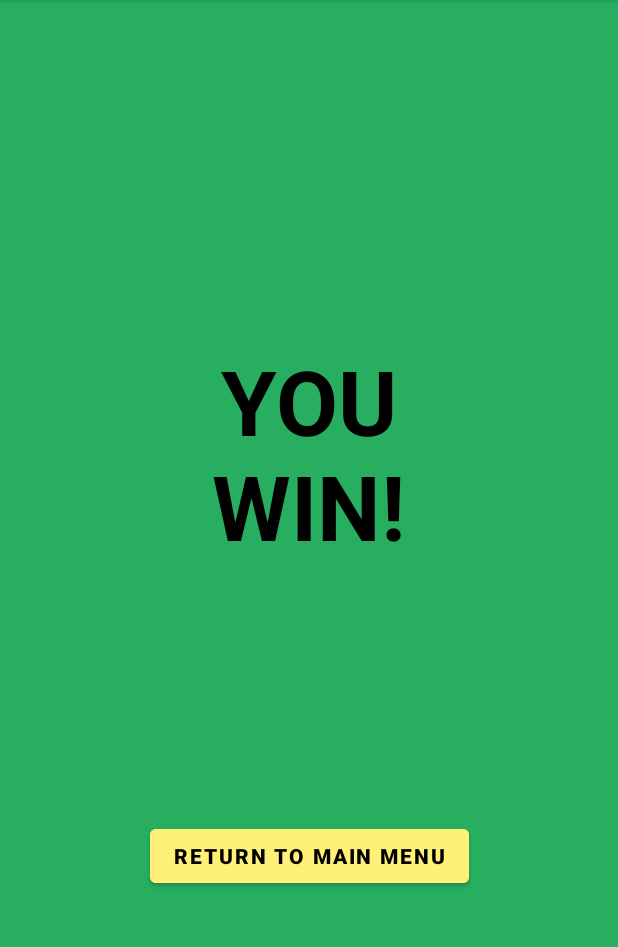
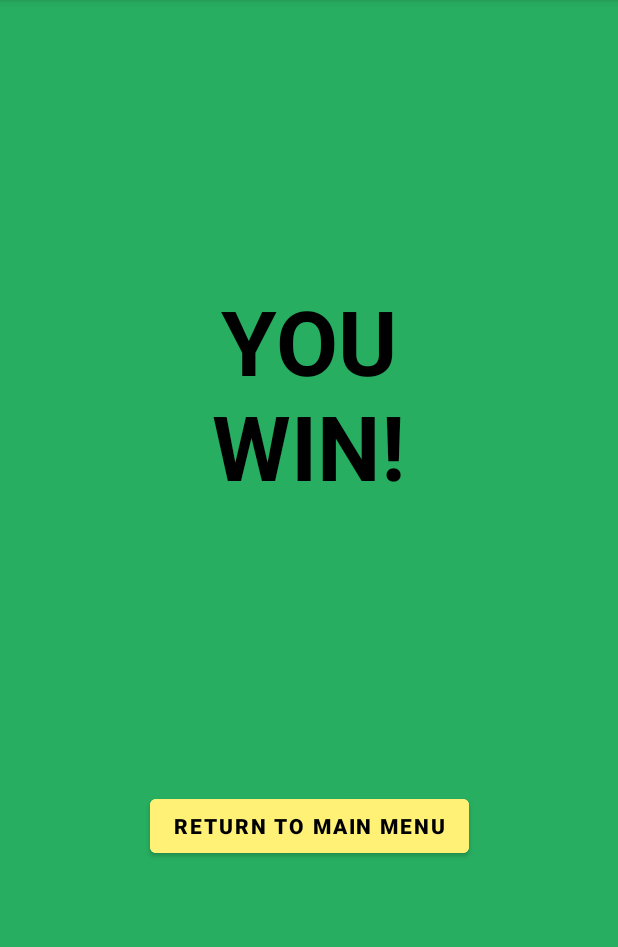
Before and after one commit to Miikexx/WordSudokuApp, an Android app: the winScreen screen opened directly, with no data from a screen before it, on a phone screen of 412 x 824 dp, the part 84-1031 px from its top. Run offline under Robolectric (Android 15) with nearby library versions, the phone set to English and light mode, and no system bars.

```diff
--- a/app/src/main/java/com/example/myapplication/winScreen.java
+++ b/app/src/main/java/com/example/myapplication/winScreen.java
@@ -7,9 +7,11 @@ import android.content.Intent;
 import android.os.Bundle;
 import android.view.View;
 import android.widget.Button;
+import android.widget.TextView;
+
+public class winScreen extends AppCompatActivity  {
 
 
-public class winScreen extends AppCompatActivity  {
     @Override
     protected void onCreate(Bundle savedInstanceState) {
         super.onCreate(savedInstanceState);
--- a/app/src/main/res/layout/activity_start_game.xml
+++ b/app/src/main/res/layout/activity_start_game.xml
@@ -48,7 +48,7 @@
         app:layout_constraintHorizontal_bias="0.88"
         app:layout_constraintStart_toStartOf="parent"
         app:layout_constraintTop_toTopOf="parent"
-        app:layout_constraintVertical_bias="0.80"
+        app:layout_constraintVertical_bias="0.75"
         android:textStyle="bold"/>
 
 
--- a/app/src/main/res/layout/activity_winscreen.xml
+++ b/app/src/main/res/layout/activity_winscreen.xml
@@ -22,7 +22,26 @@
         app:layout_constraintHorizontal_bias="0.497"
         app:layout_constraintStart_toStartOf="parent"
         app:layout_constraintTop_toTopOf="parent"
-        app:layout_constraintVertical_bias="0.364" />
+        app:layout_constraintVertical_bias="0.300"
+        />
+
+
+    <TextView
+        android:id="@+id/timeText"
+        android:layout_width="150dp"
+        android:layout_height="40dp"
+        android:textStyle="bold"
+        android:textColor="@color/black"
+        android:textAlignment="center"
+        android:textSize="30sp"
+        app:layout_constraintBottom_toBottomOf="parent"
+        app:layout_constraintEnd_toEndOf="parent"
+        app:layout_constraintHorizontal_bias="0.497"
+        app:layout_constraintStart_toStartOf="parent"
+        app:layout_constraintTop_toTopOf="parent"
+        app:layout_constraintVertical_bias="0.550"
+        />
+
 
     <Button
         android:id="@+id/titleReturn"
```
Also changed, not shown: app/src/main/java/com/example/myapplication/StartGame.java (+11 -11 lines).
